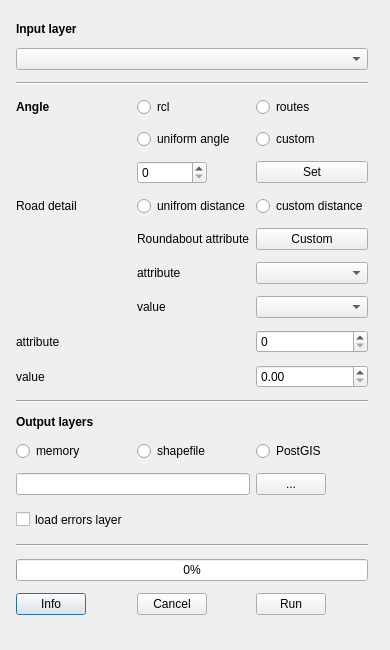
Above: simplificator_dialog_base.ui from spacesyntax/Rcl-topology-cleaner before the change. Below: the same form after it.
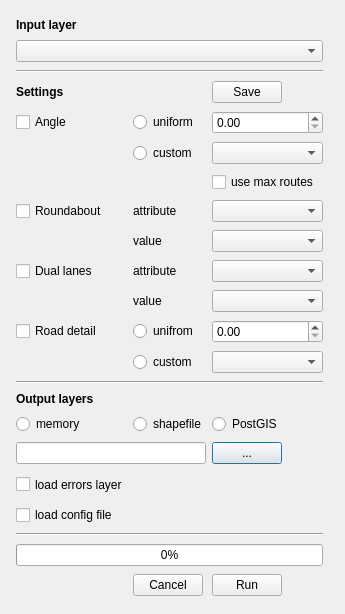
That is the form after the change.

```diff
--- a/simplificator_dialog_base.ui
+++ b/simplificator_dialog_base.ui
@@ -6,8 +6,8 @@
    <rect>
     <x>0</x>
     <y>0</y>
-    <width>390</width>
-    <height>650</height>
+    <width>345</width>
+    <height>614</height>
    </rect>
   </property>
   <property name="minimumSize">
@@ -28,120 +28,14 @@
      <property name="margin">
       <number>5</number>
      </property>
-     <item row="7" column="2">
-      <widget class="QRadioButton" name="radioButton_6">
-       <property name="text">
-        <string>custom distance</string>
-       </property>
-      </widget>
-     </item>
-     <item row="19" column="2">
-      <widget class="QDoubleSpinBox" name="doubleSpinBox"/>
-     </item>
-     <item row="45" column="0">
-      <widget class="QPushButton" name="settingsButton">
-       <property name="maximumSize">
-        <size>
-         <width>70</width>
-         <height>16777215</height>
-        </size>
-       </property>
-       <property name="font">
-        <font>
-         <italic>false</italic>
-         <kerning>false</kerning>
-        </font>
-       </property>
-       <property name="focusPolicy">
-        <enum>Qt::TabFocus</enum>
-       </property>
-       <property name="text">
-        <string>Info</string>
-       </property>
-      </widget>
-     </item>
-     <item row="6" column="1">
-      <widget class="QSpinBox" name="decimalsSpin">
-       <property name="maximumSize">
-        <size>
-         <width>70</width>
-         <height>16777215</height>
-        </size>
-       </property>
-      </widget>
-     </item>
-     <item row="5" column="2">
-      <widget class="QRadioButton" name="radioButton_4">
-       <property name="text">
-        <string>custom</string>
-       </property>
-      </widget>
-     </item>
-     <item row="11" column="1">
-      <widget class="QLabel" name="label_5">
-       <property name="text">
-        <string>value</string>
-       </property>
-      </widget>
-     </item>
-     <item row="11" column="2">
-      <widget class="QComboBox" name="comboBox"/>
-     </item>
-     <item row="4" column="2">
-      <widget class="QRadioButton" name="radioButton">
-       <property name="text">
-        <string>routes</string>
-       </property>
-      </widget>
-     </item>
-     <item row="8" column="2">
-      <widget class="QPushButton" name="pushButton_2">
-       <property name="text">
-        <string>Custom</string>
-       </property>
-      </widget>
-     </item>
-     <item row="17" column="0">
-      <widget class="QLabel" name="label_7">
-       <property name="text">
-        <string>attribute</string>
-       </property>
-      </widget>
-     </item>
-     <item row="10" column="1">
-      <widget class="QLabel" name="label_3">
-       <property name="maximumSize">
-        <size>
-         <width>16777215</width>
-         <height>26</height>
-        </size>
-       </property>
-       <property name="text">
-        <string>attribute</string>
-       </property>
-      </widget>
-     </item>
-     <item row="19" column="0">
-      <widget class="QLabel" name="label_6">
-       <property name="text">
-        <string>value</string>
-       </property>
-      </widget>
-     </item>
-     <item row="10" column="2">
-      <widget class="QComboBox" name="comboBox_2"/>
-     </item>
-     <item row="17" column="2">
-      <widget class="QSpinBox" name="collinearSpinBox"/>
-     </item>
-     <item row="30" column="0">
+     <item row="32" column="0">
       <widget class="QRadioButton" name="memoryRadioButton">
        <property name="text">
         <string>memory</string>
        </property>
       </widget>
      </item>
-     <item row="38" column="0" colspan="4">
+     <item row="40" column="0" colspan="4">
       <widget class="QCheckBox" name="errorsCheckBox">
        <property name="sizePolicy">
         <sizepolicy hsizetype="Minimum" vsizetype="Fixed">
@@ -160,14 +54,7 @@
        </property>
       </widget>
      </item>
-     <item row="4" column="1">
-      <widget class="QRadioButton" name="radioButton_2">
-       <property name="text">
-        <string>rcl</string>
-       </property>
-      </widget>
-     </item>
-     <item row="29" column="0" colspan="4">
+     <item row="31" column="0" colspan="4">
       <widget class="QLabel" name="label_4">
        <property name="sizePolicy">
         <sizepolicy hsizetype="MinimumExpanding" vsizetype="Fixed">
@@ -186,56 +73,21 @@
        </property>
       </widget>
      </item>
-     <item row="7" column="1">
-      <widget class="QRadioButton" name="radioButton_5">
-       <property name="text">
-        <string>unifrom distance</string>
-       </property>
-      </widget>
-     </item>
-     <item row="6" column="2">
-      <widget class="QPushButton" name="pushButton">
-       <property name="text">
-        <string>Set</string>
-       </property>
-      </widget>
-     </item>
-     <item row="8" column="1">
-      <widget class="QLabel" name="label_11">
-       <property name="text">
-        <string>Roundabout attribute</string>
-       </property>
-      </widget>
-     </item>
-     <item row="7" column="0">
-      <widget class="QLabel" name="label_10">
-       <property name="text">
-        <string>Road detail</string>
-       </property>
-      </widget>
-     </item>
-     <item row="5" column="1">
-      <widget class="QRadioButton" name="radioButton_3">
-       <property name="text">
-        <string>uniform angle</string>
-       </property>
-      </widget>
-     </item>
-     <item row="30" column="1">
+     <item row="32" column="1">
       <widget class="QRadioButton" name="shpRadioButton">
        <property name="text">
         <string>shapefile</string>
        </property>
       </widget>
      </item>
-     <item row="30" column="2">
+     <item row="32" column="2">
       <widget class="QRadioButton" name="postgisRadioButton">
        <property name="text">
         <string>PostGIS</string>
        </property>
       </widget>
      </item>
-     <item row="37" column="0" colspan="2">
+     <item row="39" column="0" colspan="2">
       <widget class="QLineEdit" name="outputCleaned">
        <property name="enabled">
         <bool>true</bool>
@@ -248,7 +100,7 @@
        </property>
       </widget>
      </item>
-     <item row="37" column="2">
+     <item row="39" column="2">
       <widget class="QPushButton" name="browseCleaned">
        <property name="sizePolicy">
         <sizepolicy hsizetype="MinimumExpanding" vsizetype="Fixed">
@@ -267,7 +119,7 @@
        </property>
       </widget>
      </item>
-     <item row="45" column="1">
+     <item row="47" column="1">
       <widget class="QPushButton" name="cancelButton">
        <property name="sizePolicy">
         <sizepolicy hsizetype="MinimumExpanding" vsizetype="Fixed">
@@ -286,7 +138,7 @@
        </property>
       </widget>
      </item>
-     <item row="45" column="2">
+     <item row="47" column="2">
       <widget class="QPushButton" name="cleanButton">
        <property name="sizePolicy">
         <sizepolicy hsizetype="MinimumExpanding" vsizetype="Fixed">
@@ -305,7 +157,7 @@
        </property>
       </widget>
      </item>
-     <item row="43" column="0" colspan="3">
+     <item row="45" column="0" colspan="3">
       <widget class="QProgressBar" name="cleaningProgress">
        <property name="sizePolicy">
         <sizepolicy hsizetype="MinimumExpanding" vsizetype="Fixed">
@@ -318,14 +170,14 @@
        </property>
       </widget>
      </item>
-     <item row="41" column="0" colspan="3">
+     <item row="43" column="0" colspan="3">
       <widget class="Line" name="line_2">
        <property name="orientation">
         <enum>Qt::Horizontal</enum>
        </property>
       </widget>
      </item>
-     <item row="26" column="0" colspan="3">
+     <item row="27" column="0" colspan="3">
       <widget class="Line" name="line">
        <property name="orientation">
         <enum>Qt::Horizontal</enum>
@@ -368,25 +220,175 @@
        </property>
       </widget>
      </item>
-     <item row="4" column="0">
-      <widget class="QLabel" name="label_2">
-       <property name="sizePolicy">
-        <sizepolicy hsizetype="MinimumExpanding" vsizetype="Fixed">
-         <horstretch>0</horstretch>
-         <verstretch>0</verstretch>
-        </sizepolicy>
+     <item row="18" column="0">
+      <widget class="QCheckBox" name="checkBox_2">
+       <property name="text">
+        <string>Dual lanes</string>
        </property>
-       <property name="font">
-        <font>
-         <weight>75</weight>
-         <bold>true</bold>
-        </font>
+      </widget>
+     </item>
+     <item row="21" column="0">
+      <widget class="QCheckBox" name="checkBox_3">
+       <property name="text">
+        <string>Road detail</string>
        </property>
+      </widget>
+     </item>
+     <item row="20" column="2">
+      <widget class="QComboBox" name="comboBox_3"/>
+     </item>
+     <item row="5" column="1">
+      <widget class="QRadioButton" name="radioButton_3">
+       <property name="text">
+        <string>uniform</string>
+       </property>
+      </widget>
+     </item>
+     <item row="7" column="2">
+      <widget class="QComboBox" name="comboBox_4"/>
+     </item>
+     <item row="21" column="2">
+      <widget class="QDoubleSpinBox" name="doubleSpinBox"/>
+     </item>
+     <item row="18" column="2">
+      <widget class="QComboBox" name="comboBox_5"/>
+     </item>
+     <item row="9" column="2">
+      <widget class="QComboBox" name="comboBox_2"/>
+     </item>
+     <item row="11" column="2">
+      <widget class="QComboBox" name="comboBox"/>
+     </item>
+     <item row="9" column="1">
+      <widget class="QLabel" name="label_3">
+       <property name="maximumSize">
+        <size>
+         <width>16777215</width>
+         <height>26</height>
+        </size>
+       </property>
+       <property name="text">
+        <string>attribute</string>
+       </property>
+      </widget>
+     </item>
+     <item row="5" column="2">
+      <widget class="QDoubleSpinBox" name="doubleSpinBox_2"/>
+     </item>
+     <item row="22" column="2">
+      <widget class="QComboBox" name="comboBox_6"/>
+     </item>
+     <item row="22" column="1">
+      <widget class="QRadioButton" name="radioButton_6">
+       <property name="text">
+        <string>custom</string>
+       </property>
+      </widget>
+     </item>
+     <item row="8" column="2">
+      <widget class="QCheckBox" name="checkBox_5">
+       <property name="text">
+        <string>use max routes </string>
+       </property>
+      </widget>
+     </item>
+     <item row="21" column="1">
+      <widget class="QRadioButton" name="radioButton_5">
+       <property name="text">
+        <string>unifrom</string>
+       </property>
+      </widget>
+     </item>
+     <item row="18" column="1">
+      <widget class="QLabel" name="label_7">
+       <property name="text">
+        <string>attribute</string>
+       </property>
+      </widget>
+     </item>
+     <item row="20" column="1">
+      <widget class="QLabel" name="label_6">
+       <property name="text">
+        <string>value</string>
+       </property>
+      </widget>
+     </item>
+     <item row="11" column="1">
+      <widget class="QLabel" name="label_5">
+       <property name="text">
+        <string>value</string>
+       </property>
+      </widget>
+     </item>
+     <item row="7" column="1">
+      <widget class="QRadioButton" name="radioButton_4">
+       <property name="text">
+        <string>custom </string>
+       </property>
+      </widget>
+     </item>
+     <item row="5" column="0">
+      <widget class="QCheckBox" name="checkBox_4">
        <property name="text">
         <string>Angle</string>
        </property>
       </widget>
      </item>
+     <item row="9" column="0">
+      <widget class="QCheckBox" name="checkBox">
+       <property name="text">
+        <string>Roundabout</string>
+       </property>
+      </widget>
+     </item>
+     <item row="3" column="0">
+      <widget class="QLabel" name="label_2">
+       <property name="sizePolicy">
+        <sizepolicy hsizetype="MinimumExpanding" vsizetype="Fixed">
+         <horstretch>0</horstretch>
+         <verstretch>0</verstretch>
+        </sizepolicy>
+       </property>
+       <property name="font">
+        <font>
+         <weight>75</weight>
+         <bold>true</bold>
+        </font>
+       </property>
+       <property name="text">
+        <string>Settings</string>
+       </property>
+      </widget>
+     </item>
+     <item row="3" column="2">
+      <widget class="QPushButton" name="settingsButton">
+       <property name="maximumSize">
+        <size>
+         <width>70</width>
+         <height>16777215</height>
+        </size>
+       </property>
+       <property name="font">
+        <font>
+         <italic>false</italic>
+         <kerning>false</kerning>
+        </font>
+       </property>
+       <property name="focusPolicy">
+        <enum>Qt::TabFocus</enum>
+       </property>
+       <property name="text">
+        <string>Save</string>
+       </property>
+      </widget>
+     </item>
+     <item row="41" column="0" colspan="3">
+      <widget class="QCheckBox" name="checkBox_6">
+       <property name="text">
+        <string>load config file</string>
+       </property>
+      </widget>
+     </item>
     </layout>
    </item>
   </layout>
```
